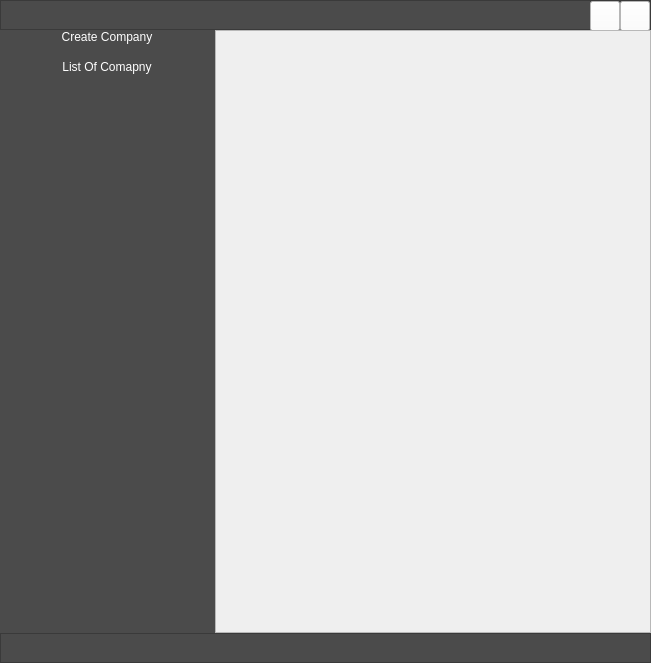
Above: Resources/Ui/HomeWindow.ui from Darshitjivani/MBAS before the change. Below: the same form after it.
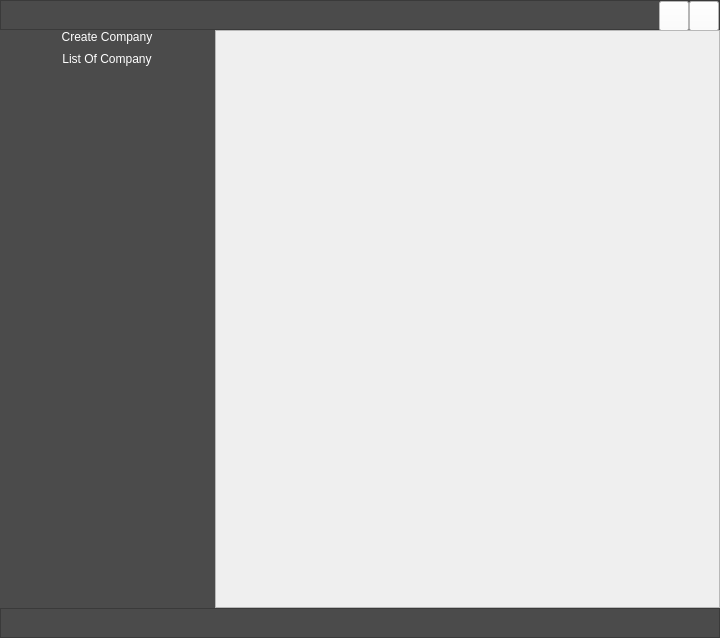
That is the form after the change. Icons and pictures are not drawn.

What changed in the file:
```diff
--- a/Resources/Ui/HomeWindow.ui
+++ b/Resources/Ui/HomeWindow.ui
@@ -6,8 +6,8 @@
    <rect>
     <x>0</x>
     <y>0</y>
-    <width>651</width>
-    <height>663</height>
+    <width>720</width>
+    <height>638</height>
    </rect>
   </property>
   <property name="windowTitle">
@@ -229,6 +229,29 @@
           <property name="verticalSpacing">
            <number>8</number>
           </property>
+          <item row="2" column="0" colspan="3">
+           <widget class="QListWidget" name="listWidget">
+            <property name="enabled">
+             <bool>true</bool>
+            </property>
+            <property name="minimumSize">
+             <size>
+              <width>0</width>
+              <height>0</height>
+             </size>
+            </property>
+            <property name="maximumSize">
+             <size>
+              <width>1664566</width>
+              <height>16777215</height>
+             </size>
+            </property>
+            <property name="styleSheet">
+             <string notr="true">font: 16pt &quot;Sitka Text&quot;;
+color: rgb(255, 255, 255);</string>
+            </property>
+           </widget>
+          </item>
           <item row="0" column="1">
            <widget class="QPushButton" name="pbCreateCompany">
             <property name="sizePolicy">
@@ -259,46 +282,17 @@
             </property>
            </widget>
           </item>
-          <item row="1" column="1" rowspan="2">
-           <widget class="QPushButton" name="pbListOfCompany">
-            <property name="minimumSize">
-             <size>
-              <width>200</width>
-              <height>30</height>
-             </size>
-            </property>
-            <property name="maximumSize">
-             <size>
-              <width>200</width>
-              <height>30</height>
-             </size>
-            </property>
+          <item row="1" column="1">
+           <widget class="QLabel" name="lbListOfCompany">
             <property name="styleSheet">
-             <string notr="true">font: 16pt &quot;Sitka Text&quot;;
+             <string notr="true">
 color: rgb(255, 255, 255);</string>
             </property>
             <property name="text">
-             <string>List Of Comapny</string>
+             <string>List Of Company</string>
             </property>
-           </widget>
-          </item>
-          <item row="3" column="0" colspan="3">
-           <widget class="QListWidget" name="listWidget">
-            <property name="minimumSize">
-             <size>
-              <width>0</width>
-              <height>0</height>
-             </size>
-            </property>
-            <property name="maximumSize">
-             <size>
-              <width>1664566</width>
-              <height>16777215</height>
-             </size>
-            </property>
-            <property name="styleSheet">
-             <string notr="true">font: 16pt &quot;Sitka Text&quot;;
-color: rgb(255, 255, 255);</string>
+            <property name="alignment">
+             <set>Qt::AlignCenter</set>
             </property>
            </widget>
           </item>
```
